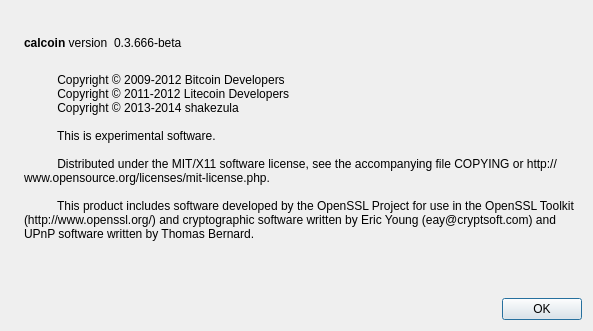
Qt form src/qt/forms/aboutdialog.ui (PsycheDox/CalCoin) before a commit.
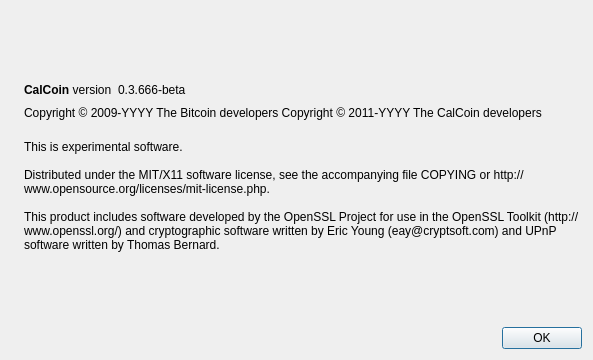
The same form after that commit. Icons and pictures are not drawn.

Diff of the .ui file:
```diff
--- a/src/qt/forms/aboutdialog.ui
+++ b/src/qt/forms/aboutdialog.ui
@@ -7,7 +7,7 @@
     <x>0</x>
     <y>0</y>
     <width>593</width>
-    <height>331</height>
+    <height>360</height>
    </rect>
   </property>
   <property name="windowTitle">
@@ -50,7 +50,7 @@
           <cursorShape>IBeamCursor</cursorShape>
          </property>
          <property name="text">
-          <string>&lt;b&gt;calcoin&lt;/b&gt; version</string>
+          <string>&lt;b&gt;CalCoin&lt;/b&gt; version</string>
          </property>
          <property name="textInteractionFlags">
           <set>Qt::LinksAccessibleByMouse|Qt::TextSelectableByKeyboard|Qt::TextSelectableByMouse</set>
@@ -65,9 +65,6 @@
          <property name="text">
           <string notr="true">0.3.666-beta</string>
          </property>
-         <property name="textFormat">
-          <enum>Qt::RichText</enum>
-         </property>
          <property name="textInteractionFlags">
           <set>Qt::LinksAccessibleByMouse|Qt::TextSelectableByKeyboard|Qt::TextSelectableByMouse</set>
          </property>
@@ -88,6 +85,23 @@
        </item>
       </layout>
      </item>
+     <item>
+      <widget class="QLabel" name="copyrightLabel">
+       <property name="cursor">
+        <cursorShape>IBeamCursor</cursorShape>
+       </property>
+       <property name="text">
+        <string notr="true">Copyright &amp;copy; 2009-YYYY The Bitcoin developers
+Copyright &amp;copy; 2011-YYYY The CalCoin developers</string>
+       </property>
+       <property name="textFormat">
+        <enum>Qt::RichText</enum>
+       </property>
+       <property name="textInteractionFlags">
+        <set>Qt::LinksAccessibleByMouse|Qt::TextSelectableByKeyboard|Qt::TextSelectableByMouse</set>
+       </property>
+      </widget>
+     </item>
      <item>
       <widget class="QLabel" name="label_2">
        <property name="cursor">
@@ -95,17 +109,11 @@
        </property>
        <property name="text">
         <string>
-          Copyright © 2009-2012 Bitcoin Developers
-          Copyright © 2011-2012 Litecoin Developers
-          Copyright © 2013-2014 shakezula 
+This is experimental software.
 
-          This is experimental software. 
+Distributed under the MIT/X11 software license, see the accompanying file COPYING or http://www.opensource.org/licenses/mit-license.php.
 
-          Distributed under the MIT/X11 software license, see the accompanying file COPYING or http://www.opensource.org/licenses/mit-license.php.
-
-          This product includes software developed by the OpenSSL Project for use in the OpenSSL Toolkit (http://www.openssl.org/) and cryptographic software written by Eric Young (eay@cryptsoft.com) and UPnP software written by Thomas Bernard.
-
-        </string>
+This product includes software developed by the OpenSSL Project for use in the OpenSSL Toolkit (http://www.openssl.org/) and cryptographic software written by Eric Young (eay@cryptsoft.com) and UPnP software written by Thomas Bernard.</string>
        </property>
        <property name="wordWrap">
         <bool>true</bool>
```
Left out of the diff: 2 changed lines with no effect on the pictures.
